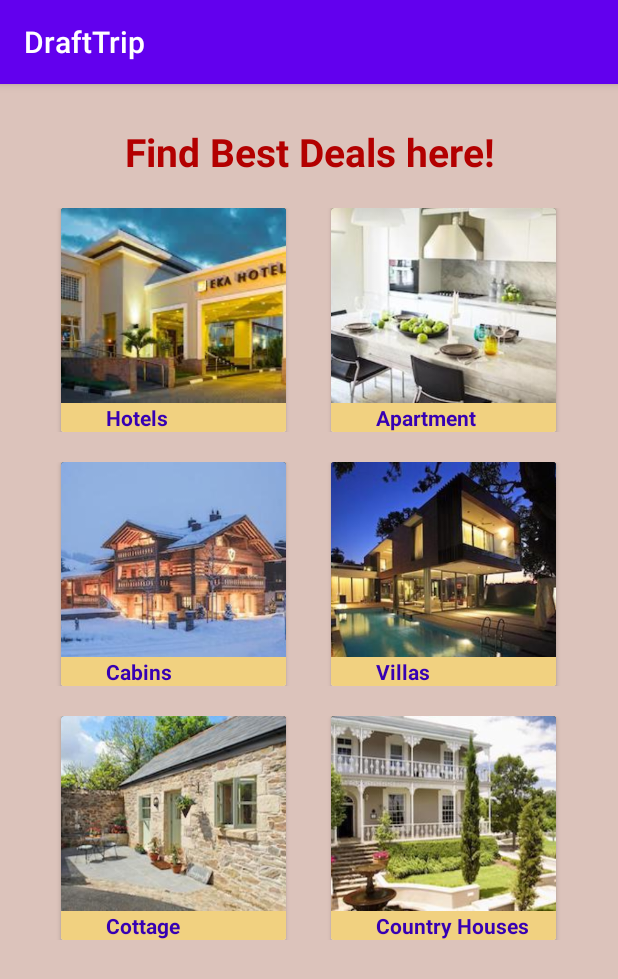
After one commit to Navan005/DraftTrip, an Android app: the ListActivity screen opened directly, with no data from a screen before it, on a phone screen of 412 x 824 dp. The commit adds this screen. Shown: the top 979 px of the screen. Run offline under Robolectric (Android 15) with nearby library versions, the phone set to English and light mode, and no system bars.

Commit message:
Commit 1: List Activity  (Navandeep)

```diff
--- a/app/build.gradle
+++ b/app/build.gradle
@@ -31,4 +31,6 @@ dependencies {
     testImplementation 'junit:junit:4.12'
     androidTestImplementation 'androidx.test.ext:junit:1.1.1'
     androidTestImplementation 'androidx.test.espresso:espresso-core:3.2.0'
+    implementation 'androidx.cardview:cardview:1.0.0'
+    implementation 'androidx.recyclerview:recyclerview:1.1.0'
 }
--- a/app/src/main/AndroidManifest.xml
+++ b/app/src/main/AndroidManifest.xml
@@ -9,6 +9,7 @@
         android:roundIcon="@mipmap/ic_launcher_round"
         android:supportsRtl="true"
         android:theme="@style/AppTheme">
+        <activity android:name=".ListActivity"></activity>
         <activity android:name=".MainActivity">
             <intent-filter>
                 <action android:name="android.intent.action.MAIN" />
--- /dev/null
+++ b/app/src/main/java/com/example/drafttrip/ListActivity.java
@@ -0,0 +1,14 @@
+package com.example.drafttrip;
+
+import androidx.appcompat.app.AppCompatActivity;
+
+import android.os.Bundle;
+
+public class ListActivity extends AppCompatActivity {
+
+    @Override
+    protected void onCreate(Bundle savedInstanceState) {
+        super.onCreate(savedInstanceState);
+        setContentView(R.layout.activity_list);
+    }
+}
--- a/app/src/main/java/com/example/drafttrip/MainActivity.java
+++ b/app/src/main/java/com/example/drafttrip/MainActivity.java
@@ -2,13 +2,29 @@ package com.example.drafttrip;
 
 import androidx.appcompat.app.AppCompatActivity;
 
+import android.content.Intent;
 import android.os.Bundle;
+import android.view.View;
+import android.widget.Button;
 
 public class MainActivity extends AppCompatActivity {
+
+
+    private Button nextpagebtn;
 
     @Override
     protected void onCreate(Bundle savedInstanceState) {
         super.onCreate(savedInstanceState);
         setContentView(R.layout.activity_main);
+
+        nextpagebtn=(Button) findViewById(R.id.mainBtn);
+
+        nextpagebtn.setOnClickListener(new View.OnClickListener() {
+            @Override
+            public void onClick(View view) {
+                Intent intent=new Intent(MainActivity.this, ListActivity.class);
+                startActivity(intent);
+            }
+        });
     }
 }
--- /dev/null
+++ b/app/src/main/res/layout/activity_list.xml
@@ -0,0 +1,318 @@
+<?xml version="1.0" encoding="utf-8"?>
+<RelativeLayout xmlns:android="http://schemas.android.com/apk/res/android"
+    xmlns:app="http://schemas.android.com/apk/res-auto"
+    xmlns:tools="http://schemas.android.com/tools"
+    android:layout_width="match_parent"
+    android:layout_height="match_parent"
+    android:background="#DCC3BB"
+    tools:context=".ListActivity">
+
+
+
+
+
+    <TextView
+        android:id="@+id/slogan"
+        android:layout_width="match_parent"
+        android:layout_height="wrap_content"
+        android:layout_alignParentTop="true"
+        android:layout_centerHorizontal="true"
+        android:layout_marginTop="27dp"
+        android:text="Find Best Deals here!"
+        android:textColor="#B30000"
+        android:textAlignment="center"
+        android:textSize="26sp"
+        android:textStyle="bold"
+        />
+
+    <LinearLayout
+        android:id="@+id/linear1_category_layout"
+        android:layout_width="match_parent"
+        android:layout_height="wrap_content"
+        android:layout_below="@+id/slogan"
+        android:orientation="horizontal"
+        android:layout_centerHorizontal="true"
+        android:gravity="center"
+        android:layout_marginTop="20dp"
+        android:layout_marginRight="0dp"
+        android:layout_marginLeft="0dp">
+
+
+
+        <androidx.cardview.widget.CardView
+           android:layout_width="wrap_content"
+            android:layout_height="wrap_content"
+            >
+
+            <LinearLayout
+                android:orientation="vertical"
+                android:layout_width="match_parent"
+                android:layout_height="match_parent"
+                android:background="#F1D180">
+
+                <LinearLayout
+                    android:layout_width="wrap_content"
+                    android:layout_height="wrap_content">
+
+                    <ImageView
+                        android:src="@drawable/hotel"
+                        android:layout_width="150dp"
+                        android:layout_height="130dp"
+                        android:scaleType="centerCrop"
+                        android:background="#2d2d2d"
+                        />
+
+                </LinearLayout>
+
+                <TextView
+                    android:layout_width="wrap_content"
+                    android:layout_height="wrap_content"
+                    android:text="Hotels"
+                    android:textStyle="bold"
+                    android:textColor="@color/colorPrimaryDark"
+                    android:layout_marginStart="30dp"/>
+
+
+
+            </LinearLayout>
+
+
+        </androidx.cardview.widget.CardView>
+
+
+
+        <androidx.cardview.widget.CardView
+            android:layout_width="wrap_content"
+            android:layout_height="wrap_content"
+            android:layout_marginStart="30dp">
+
+            <LinearLayout
+                android:orientation="vertical"
+                android:layout_width="match_parent"
+                android:layout_height="match_parent"
+                android:background="#F1D180">
+
+                <LinearLayout
+                    android:layout_width="wrap_content"
+                    android:layout_height="wrap_content">
+
+                    <ImageView
+                        android:src="@drawable/apartment"
+                        android:layout_width="150dp"
+                        android:layout_height="130dp"
+                        android:scaleType="centerCrop"
+                        android:background="#2d2d2d"
+                        />
+
+                </LinearLayout>
+
+                <TextView
+                    android:layout_width="wrap_content"
+                    android:layout_height="wrap_content"
+                    android:text="Apartment"
+                    android:textStyle="bold"
+                    android:textColor="@color/colorPrimaryDark"
+                    android:layout_marginStart="30dp"/>
+
+
+
+            </LinearLayout>
+
+
+        </androidx.cardview.widget.CardView>
+
+
+
+    </LinearLayout>
+
+    <LinearLayout
+        android:id="@+id/linear2_category_layout"
+        android:layout_width="match_parent"
+        android:layout_height="wrap_content"
+        android:layout_below="@+id/linear1_category_layout"
+        android:orientation="horizontal"
+        android:layout_centerHorizontal="true"
+        android:gravity="center"
+        android:layout_marginTop="20dp">
+
+
+        <androidx.cardview.widget.CardView
+            android:layout_width="wrap_content"
+            android:layout_height="wrap_content">
+
+            <LinearLayout
+                android:orientation="vertical"
+                android:layout_width="match_parent"
+                android:layout_height="match_parent"
+                android:background="#F1D180">
+
+                <LinearLayout
+                    android:layout_width="wrap_content"
+                    android:layout_height="wrap_content">
+
+                    <ImageView
+                        android:src="@drawable/cabin"
+                        android:layout_width="150dp"
+                        android:layout_height="130dp"
+                        android:scaleType="centerCrop"
+                        android:background="#2d2d2d"
+                        />
+
+                </LinearLayout>
+
+                <TextView
+                    android:layout_width="wrap_content"
+                    android:layout_height="wrap_content"
+                    android:text="Cabins"
+                    android:textStyle="bold"
+                    android:textColor="@color/colorPrimaryDark"
+                    android:layout_marginStart="30dp"/>
+
+
+
+            </LinearLayout>
+
+
+        </androidx.cardview.widget.CardView>
+
+
+        <androidx.cardview.widget.CardView
+            android:layout_width="wrap_content"
+            android:layout_height="wrap_content"
+            android:layout_marginStart="30dp">
+
+            <LinearLayout
+                android:orientation="vertical"
+                android:layout_width="match_parent"
+                android:layout_height="match_parent"
+                android:background="#F1D180">
+
+                <LinearLayout
+                    android:layout_width="wrap_content"
+                    android:layout_height="wrap_content">
+
+                    <ImageView
+                        android:src="@drawable/villa"
+                        android:layout_width="150dp"
+                        android:layout_height="130dp"
+                        android:scaleType="centerCrop"
+                        android:background="#2d2d2d"
+                        />
+
+                </LinearLayout>
+
+                <TextView
+                    android:layout_width="wrap_content"
+                    android:layout_height="wrap_content"
+                    android:text="Villas"
+                    android:textStyle="bold"
+                    android:textColor="@color/colorPrimaryDark"
+                    android:layout_marginStart="30dp"/>
+
+
+
+            </LinearLayout>
+
+
+        </androidx.cardview.widget.CardView>
+
+
+    </LinearLayout>
+
+
+    <LinearLayout
+        android:id="@+id/linear3_category_layout"
+        android:layout_width="match_parent"
+        android:layout_height="wrap_content"
+        android:layout_below="@+id/linear2_category_layout"
+        android:orientation="horizontal"
+        android:layout_centerHorizontal="true"
+        android:gravity="center"
+        android:layout_marginTop="20dp">
+
+
+        <androidx.cardview.widget.CardView
+            android:layout_width="wrap_content"
+            android:layout_height="wrap_content">
+
+            <LinearLayout
+                android:orientation="vertical"
+                android:layout_width="match_parent"
+                android:layout_height="match_parent"
+                android:background="#F1D180">
+
+                <LinearLayout
+                    android:layout_width="wrap_content"
+                    android:layout_height="wrap_content">
+
+                    <ImageView
+                        android:src="@drawable/cottage"
+                        android:layout_width="150dp"
+                        android:layout_height="130dp"
+                        android:scaleType="centerCrop"
+                        android:background="#2d2d2d"
+                        />
+
+                </LinearLayout>
+
+                <TextView
+                    android:layout_width="wrap_content"
+                    android:layout_height="wrap_content"
+                    android:text="Cottage"
+                    android:textStyle="bold"
+                    android:textColor="@color/colorPrimaryDark"
+                    android:layout_marginStart="30dp"/>
+
+
+
+            </LinearLayout>
+
+
+        </androidx.cardview.widget.CardView>
+
+        <androidx.cardview.widget.CardView
+            android:layout_width="wrap_content"
+            android:layout_height="wrap_content"
+            android:layout_marginStart="30dp">
+
+            <LinearLayout
+                android:orientation="vertical"
+                android:layout_width="match_parent"
+                android:layout_height="match_parent"
+                android:background="#F1D180">
+
+                <LinearLayout
+                    android:layout_width="wrap_content"
+                    android:layout_height="wrap_content">
+
+                    <ImageView
+                        android:src="@drawable/country"
+                        android:layout_width="150dp"
+                        android:layout_height="130dp"
+                        android:scaleType="centerCrop"
+                        android:background="#2d2d2d"
+                        />
+
+                </LinearLayout>
+
+                <TextView
+                    android:layout_width="wrap_content"
+                    android:layout_height="wrap_content"
+                    android:text="Country Houses"
+                    android:textStyle="bold"
+                    android:textColor="@color/colorPrimaryDark"
+                    android:layout_marginStart="30dp"/>
+
+
+
+            </LinearLayout>
+
+
+        </androidx.cardview.widget.CardView>
+
+    </LinearLayout>
+
+
+
+
+</RelativeLayout>
--- a/app/src/main/res/layout/activity_main.xml
+++ b/app/src/main/res/layout/activity_main.xml
@@ -1,5 +1,5 @@
 <?xml version="1.0" encoding="utf-8"?>
-<androidx.constraintlayout.widget.ConstraintLayout xmlns:android="http://schemas.android.com/apk/res/android"
+<RelativeLayout xmlns:android="http://schemas.android.com/apk/res/android"
     xmlns:app="http://schemas.android.com/apk/res-auto"
     xmlns:tools="http://schemas.android.com/tools"
     android:layout_width="match_parent"
@@ -8,6 +8,7 @@
 
     <TextView
         android:layout_width="wrap_content"
+        android:id="@+id/textview"
         android:layout_height="wrap_content"
         android:text="Hello World!"
         app:layout_constraintBottom_toBottomOf="parent"
@@ -15,4 +16,18 @@
         app:layout_constraintRight_toRightOf="parent"
         app:layout_constraintTop_toTopOf="parent" />
 
-</androidx.constraintlayout.widget.ConstraintLayout>
+    <Button
+        android:id="@+id/mainBtn"
+        android:layout_width="match_parent"
+        android:layout_height="wrap_content"
+        android:layout_below="@id/textview"
+        android:layout_marginLeft="15dp"
+        android:layout_marginRight="15dp"
+        android:layout_marginBottom="5dp"
+        android:padding="20dp"
+        android:text="Next Page"
+        android:textColor="@android:color/primary_text_light_nodisable"
+        android:textSize="18sp"
+        android:textStyle="bold"/>
+
+</RelativeLayout>
```
Also changed, not shown: app/src/main/res/drawable-v24/apartment.jpg (added), app/src/main/res/drawable-v24/cabin.jpg (added), app/src/main/res/drawable-v24/cottage.jpg (added), app/src/main/res/drawable-v24/country.jpg (added), app/src/main/res/drawable-v24/hotel.jpg (added), app/src/main/res/drawable-v24/villa.jpg (added).
